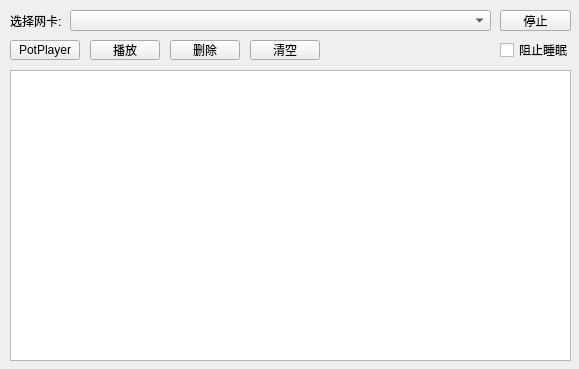
This is view/QtDesigner/window.ui in Axlax336/RTMP_Capture as Qt 5 draws it before an edit. The edited form follows.
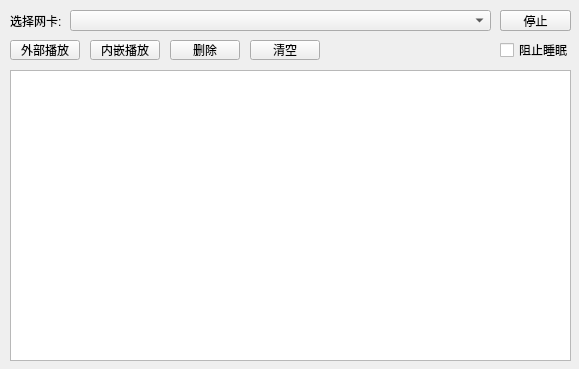
This is the edited form.

The edit to the form file:
```diff
--- a/view/QtDesigner/window.ui
+++ b/view/QtDesigner/window.ui
@@ -94,7 +94,7 @@
     </rect>
    </property>
    <property name="text">
-    <string>PotPlayer</string>
+    <string>外部播放</string>
    </property>
   </widget>
   <widget class="QListWidget" name="listWidget">
@@ -143,7 +143,7 @@
     </rect>
    </property>
    <property name="text">
-    <string>播放</string>
+    <string>内嵌播放</string>
    </property>
   </widget>
  </widget>
```
